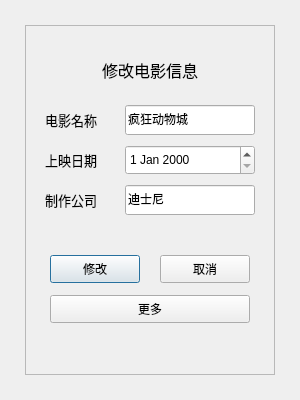
ljcleo/DBProj, file GUI/ModifyMovieDialogUI.ui: the form before one commit.
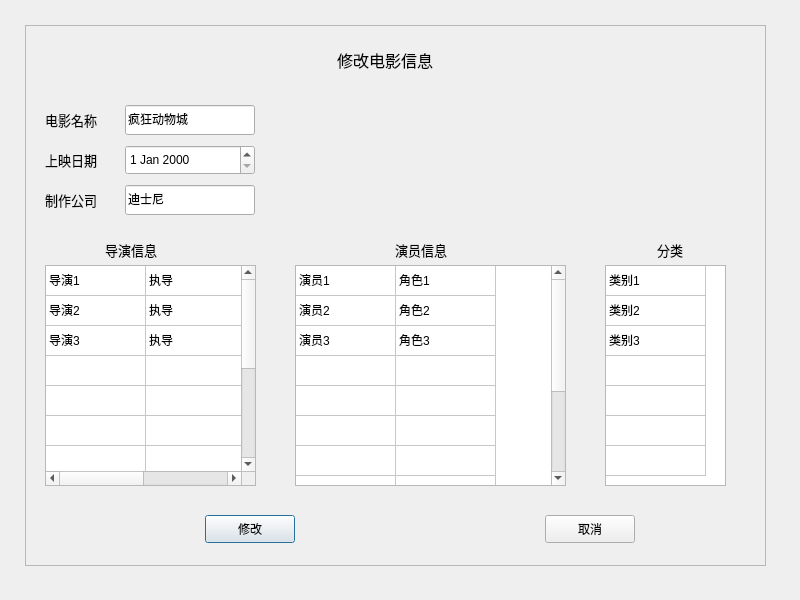
The form after the commit.

```diff
--- a/GUI/ModifyMovieDialogUI.ui
+++ b/GUI/ModifyMovieDialogUI.ui
@@ -6,8 +6,8 @@
    <rect>
     <x>0</x>
     <y>0</y>
-    <width>300</width>
-    <height>400</height>
+    <width>800</width>
+    <height>600</height>
    </rect>
   </property>
   <property name="windowTitle">
@@ -18,8 +18,8 @@
     <rect>
      <x>25</x>
      <y>25</y>
-     <width>250</width>
-     <height>350</height>
+     <width>741</width>
+     <height>541</height>
     </rect>
    </property>
    <property name="frameShape">
@@ -31,8 +31,8 @@
    <widget class="QPushButton" name="Modify">
     <property name="geometry">
      <rect>
-      <x>25</x>
-      <y>230</y>
+      <x>180</x>
+      <y>490</y>
       <width>90</width>
       <height>28</height>
      </rect>
@@ -52,8 +52,8 @@
    <widget class="QPushButton" name="Cancel">
     <property name="geometry">
      <rect>
-      <x>135</x>
-      <y>230</y>
+      <x>520</x>
+      <y>490</y>
       <width>90</width>
       <height>28</height>
      </rect>
@@ -70,8 +70,8 @@
    <widget class="QLabel" name="Title">
     <property name="geometry">
      <rect>
-      <x>65</x>
-      <y>30</y>
+      <x>300</x>
+      <y>20</y>
       <width>120</width>
       <height>30</height>
      </rect>
@@ -228,23 +228,393 @@
      </rect>
     </property>
    </widget>
-   <widget class="QPushButton" name="More">
+   <widget class="QTableWidget" name="CastTable">
     <property name="geometry">
      <rect>
-      <x>25</x>
-      <y>270</y>
-      <width>200</width>
-      <height>28</height>
+      <x>270</x>
+      <y>240</y>
+      <width>271</width>
+      <height>221</height>
      </rect>
     </property>
+    <property name="rowCount">
+     <number>12</number>
+    </property>
+    <attribute name="horizontalHeaderVisible">
+     <bool>false</bool>
+    </attribute>
+    <attribute name="verticalHeaderVisible">
+     <bool>false</bool>
+    </attribute>
+    <row>
+     <property name="text">
+      <string>新建行</string>
+     </property>
+    </row>
+    <row>
+     <property name="text">
+      <string>新建行</string>
+     </property>
+    </row>
+    <row>
+     <property name="text">
+      <string>新建行</string>
+     </property>
+    </row>
+    <row>
+     <property name="text">
+      <string>新建行</string>
+     </property>
+    </row>
+    <row>
+     <property name="text">
+      <string>新建行</string>
+     </property>
+    </row>
+    <row>
+     <property name="text">
+      <string>新建行</string>
+     </property>
+    </row>
+    <row>
+     <property name="text">
+      <string>新建行</string>
+     </property>
+    </row>
+    <row>
+     <property name="text">
+      <string>新建行</string>
+     </property>
+    </row>
+    <row>
+     <property name="text">
+      <string>新建行</string>
+     </property>
+    </row>
+    <row>
+     <property name="text">
+      <string>新建行</string>
+     </property>
+    </row>
+    <row>
+     <property name="text">
+      <string>新建行</string>
+     </property>
+    </row>
+    <row/>
+    <column>
+     <property name="text">
+      <string>姓名</string>
+     </property>
+    </column>
+    <column>
+     <property name="text">
+      <string>角色</string>
+     </property>
+    </column>
+    <item row="0" column="0">
+     <property name="text">
+      <string>演员1</string>
+     </property>
+    </item>
+    <item row="0" column="1">
+     <property name="text">
+      <string>角色1</string>
+     </property>
+    </item>
+    <item row="1" column="0">
+     <property name="text">
+      <string>演员2</string>
+     </property>
+    </item>
+    <item row="1" column="1">
+     <property name="text">
+      <string>角色2</string>
+     </property>
+    </item>
+    <item row="2" column="0">
+     <property name="text">
+      <string>演员3</string>
+     </property>
+    </item>
+    <item row="2" column="1">
+     <property name="text">
+      <string>角色3</string>
+     </property>
+    </item>
+   </widget>
+   <widget class="QTableWidget" name="DirectorTable">
+    <property name="geometry">
+     <rect>
+      <x>20</x>
+      <y>240</y>
+      <width>211</width>
+      <height>221</height>
+     </rect>
+    </property>
+    <property name="rowCount">
+     <number>12</number>
+    </property>
+    <attribute name="horizontalHeaderVisible">
+     <bool>false</bool>
+    </attribute>
+    <attribute name="verticalHeaderVisible">
+     <bool>false</bool>
+    </attribute>
+    <row>
+     <property name="text">
+      <string>新建行</string>
+     </property>
+    </row>
+    <row>
+     <property name="text">
+      <string>新建行</string>
+     </property>
+    </row>
+    <row>
+     <property name="text">
+      <string>新建行</string>
+     </property>
+    </row>
+    <row>
+     <property name="text">
+      <string>新建行</string>
+     </property>
+    </row>
+    <row>
+     <property name="text">
+      <string>新建行</string>
+     </property>
+    </row>
+    <row>
+     <property name="text">
+      <string>新建行</string>
+     </property>
+    </row>
+    <row>
+     <property name="text">
+      <string>新建行</string>
+     </property>
+    </row>
+    <row>
+     <property name="text">
+      <string>新建行</string>
+     </property>
+    </row>
+    <row>
+     <property name="text">
+      <string>新建行</string>
+     </property>
+    </row>
+    <row>
+     <property name="text">
+      <string>新建行</string>
+     </property>
+    </row>
+    <row>
+     <property name="text">
+      <string>新建行</string>
+     </property>
+    </row>
+    <row/>
+    <column>
+     <property name="text">
+      <string>姓名</string>
+     </property>
+    </column>
+    <column>
+     <property name="text">
+      <string>执导/编剧</string>
+     </property>
+    </column>
+    <item row="0" column="0">
+     <property name="text">
+      <string>导演1</string>
+     </property>
+    </item>
+    <item row="0" column="1">
+     <property name="text">
+      <string>执导</string>
+     </property>
+    </item>
+    <item row="1" column="0">
+     <property name="text">
+      <string>导演2</string>
+     </property>
+    </item>
+    <item row="1" column="1">
+     <property name="text">
+      <string>执导</string>
+     </property>
+    </item>
+    <item row="2" column="0">
+     <property name="text">
+      <string>导演3</string>
+     </property>
+    </item>
+    <item row="2" column="1">
+     <property name="text">
+      <string>执导</string>
+     </property>
+    </item>
+   </widget>
+   <widget class="QLabel" name="Labe4">
+    <property name="geometry">
+     <rect>
+      <x>80</x>
+      <y>210</y>
+      <width>70</width>
+      <height>30</height>
+     </rect>
+    </property>
     <property name="font">
      <font>
-      <family>宋体</family>
+      <family>等线</family>
+      <pointsize>10</pointsize>
      </font>
     </property>
+    <property name="layoutDirection">
+     <enum>Qt::LeftToRight</enum>
+    </property>
     <property name="text">
-     <string>更多</string>
+     <string>导演信息</string>
     </property>
+    <property name="textFormat">
+     <enum>Qt::AutoText</enum>
+    </property>
+    <property name="alignment">
+     <set>Qt::AlignLeading|Qt::AlignLeft|Qt::AlignVCenter</set>
+    </property>
+   </widget>
+   <widget class="QLabel" name="Labe5">
+    <property name="geometry">
+     <rect>
+      <x>370</x>
+      <y>210</y>
+      <width>70</width>
+      <height>30</height>
+     </rect>
+    </property>
+    <property name="font">
+     <font>
+      <family>等线</family>
+      <pointsize>10</pointsize>
+     </font>
+    </property>
+    <property name="layoutDirection">
+     <enum>Qt::LeftToRight</enum>
+    </property>
+    <property name="text">
+     <string>演员信息</string>
+    </property>
+    <property name="textFormat">
+     <enum>Qt::AutoText</enum>
+    </property>
+    <property name="alignment">
+     <set>Qt::AlignLeading|Qt::AlignLeft|Qt::AlignVCenter</set>
+    </property>
+   </widget>
+   <widget class="QLabel" name="Label7">
+    <property name="geometry">
+     <rect>
+      <x>610</x>
+      <y>210</y>
+      <width>70</width>
+      <height>30</height>
+     </rect>
+    </property>
+    <property name="font">
+     <font>
+      <family>等线</family>
+      <pointsize>10</pointsize>
+     </font>
+    </property>
+    <property name="layoutDirection">
+     <enum>Qt::LeftToRight</enum>
+    </property>
+    <property name="text">
+     <string>分类</string>
+    </property>
+    <property name="textFormat">
+     <enum>Qt::AutoText</enum>
+    </property>
+    <property name="alignment">
+     <set>Qt::AlignCenter</set>
+    </property>
+   </widget>
+   <widget class="QTableWidget" name="GenreTable">
+    <property name="geometry">
+     <rect>
+      <x>580</x>
+      <y>240</y>
+      <width>121</width>
+      <height>221</height>
+     </rect>
+    </property>
+    <property name="rowCount">
+     <number>7</number>
+    </property>
+    <attribute name="horizontalHeaderVisible">
+     <bool>false</bool>
+    </attribute>
+    <attribute name="verticalHeaderVisible">
+     <bool>false</bool>
+    </attribute>
+    <row>
+     <property name="text">
+      <string>新建行</string>
+     </property>
+    </row>
+    <row>
+     <property name="text">
+      <string>新建行</string>
+     </property>
+    </row>
+    <row>
+     <property name="text">
+      <string>新建行</string>
+     </property>
+    </row>
+    <row>
+     <property name="text">
+      <string>新建行</string>
+     </property>
+    </row>
+    <row>
+     <property name="text">
+      <string>新建行</string>
+     </property>
+    </row>
+    <row>
+     <property name="text">
+      <string>新建行</string>
+     </property>
+    </row>
+    <row>
+     <property name="text">
+      <string>新建行</string>
+     </property>
+    </row>
+    <column>
+     <property name="text">
+      <string>新建列</string>
+     </property>
+    </column>
+    <item row="0" column="0">
+     <property name="text">
+      <string>类别1</string>
+     </property>
+    </item>
+    <item row="1" column="0">
+     <property name="text">
+      <string>类别2</string>
+     </property>
+    </item>
+    <item row="2" column="0">
+     <property name="text">
+      <string>类别3</string>
+     </property>
+    </item>
    </widget>
   </widget>
  </widget>
```
Left out of the diff: 16 changed lines with no effect on the pictures.
